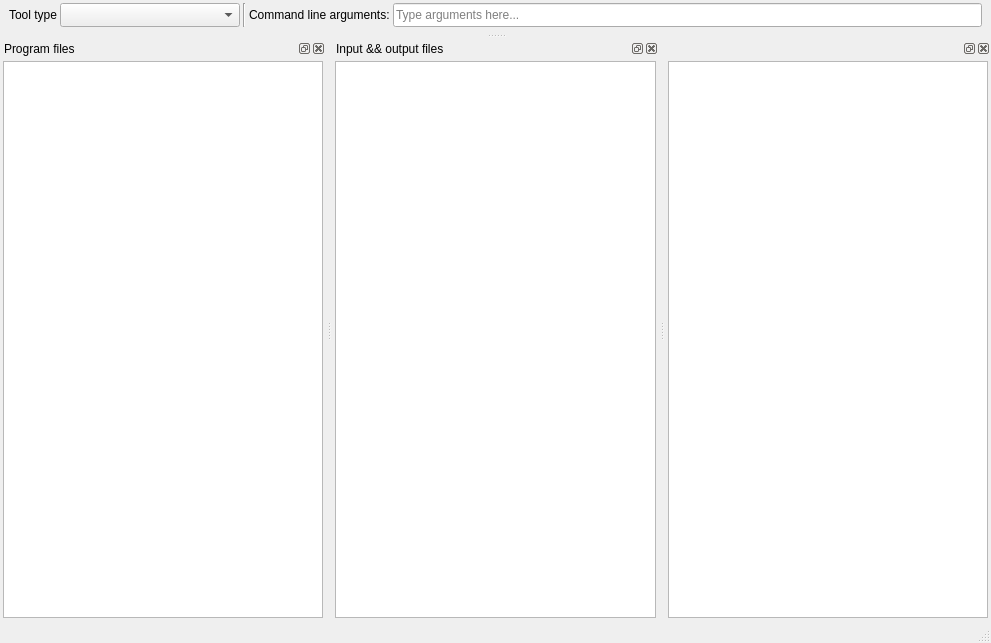
Qt form spine_items/tool/ui/tool_specification_form.ui (spine-tools/spine-items) before a commit.
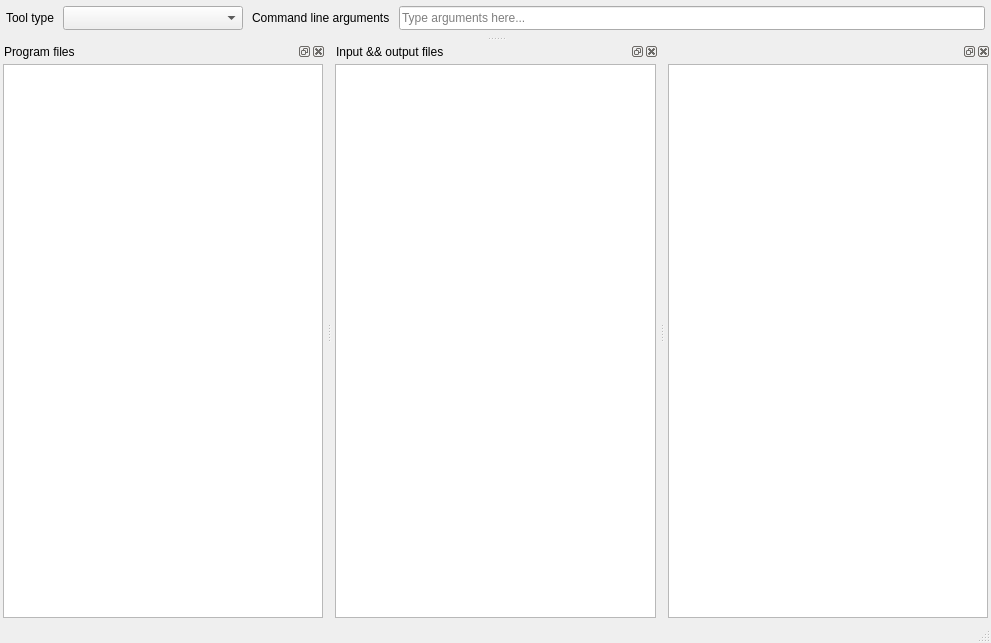
The same form after that commit. Icons and pictures are not drawn. Custom widgets are drawn as their Qt base class.

Commit message: Small edits to Tool Spec Editor layout

```diff
--- a/spine_items/tool/ui/tool_specification_form.ui
+++ b/spine_items/tool/ui/tool_specification_form.ui
@@ -37,22 +37,25 @@
    </property>
    <layout class="QVBoxLayout" name="verticalLayout_3">
     <property name="spacing">
-     <number>3</number>
+     <number>6</number>
     </property>
     <property name="leftMargin">
-     <number>3</number>
+     <number>0</number>
     </property>
     <property name="topMargin">
-     <number>3</number>
+     <number>6</number>
     </property>
     <property name="rightMargin">
-     <number>3</number>
+     <number>0</number>
     </property>
     <property name="bottomMargin">
-     <number>3</number>
+     <number>0</number>
     </property>
     <item>
      <layout class="QHBoxLayout" name="horizontalLayout_2">
+      <property name="spacing">
+       <number>9</number>
+      </property>
       <property name="leftMargin">
        <number>6</number>
       </property>
@@ -94,17 +97,10 @@
         </property>
        </widget>
       </item>
-      <item>
-       <widget class="Line" name="line">
-        <property name="orientation">
-         <enum>Qt::Vertical</enum>
-        </property>
-       </widget>
-      </item>
       <item>
        <widget class="QLabel" name="label_3">
         <property name="text">
-         <string>Command line arguments:</string>
+         <string>Command line arguments</string>
         </property>
        </widget>
       </item>
```
The commit also changes 1 other file.
